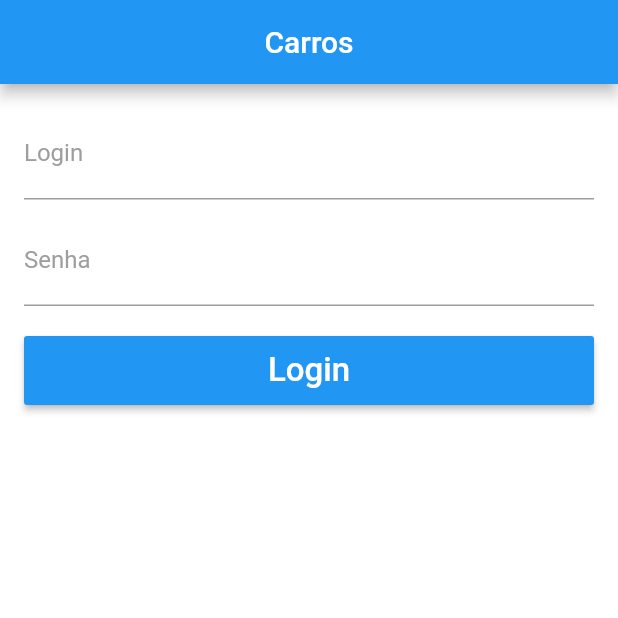
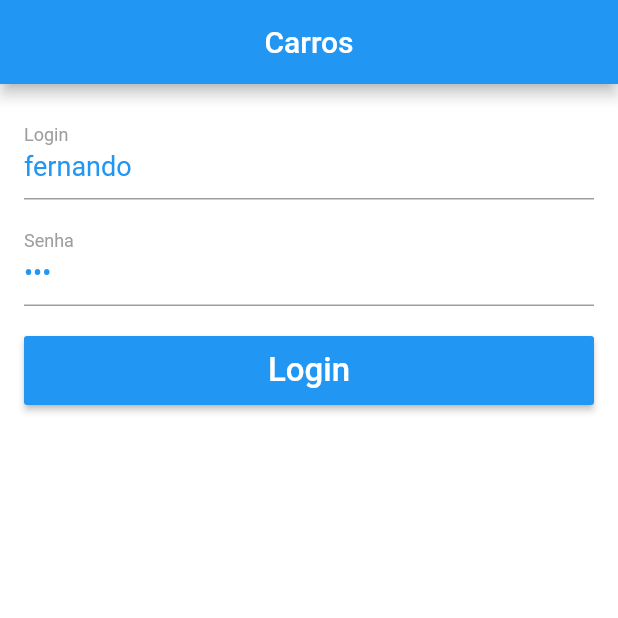
Before and after one commit to fgarcia1401/carros, a Flutter app: the screen it shows after launch, on a phone screen of 412 x 824 dp, the top half of it. Run offline on Flutter 3.47's test engine with Material 2 defaults, Android fonts, the phone set to English and light mode, and no system bars.

Commit message:
Criação de Widgets

```diff
--- a/lib/pages/login_page.dart
+++ b/lib/pages/login_page.dart
@@ -1,3 +1,5 @@
+import 'package:carros/widgets/app_button.dart';
+import 'package:carros/widgets/app_text.dart';
 import 'package:flutter/material.dart';
 
 class LoginPage extends StatefulWidget {
@@ -6,8 +8,8 @@ class LoginPage extends StatefulWidget {
 }
 
 class _LoginPageState extends State<LoginPage> {
-  final _tLogin = TextEditingController();
-  final _tSenha = TextEditingController();
+  final _tLogin = TextEditingController(text: "fernando");
+  final _tSenha = TextEditingController(text: "123");
 
   final _formKey = GlobalKey<FormState>();
   final _focusSenha = FocusNode();
@@ -30,16 +32,18 @@ class _LoginPageState extends State<LoginPage> {
         padding: EdgeInsets.all(16),
         child: ListView(
           children: <Widget>[
-            _text("Login", "Digite o login",
+            AppText("Login",
+                "Digite o login",
                 controller: _tLogin,
                 validator: _validateLogin,
                 keyboardType: TextInputType.emailAddress,
                 textInputAction: TextInputAction.next,
-                nextFocus: _focusSenha),
+                nextFocus: _focusSenha
+            ),
             SizedBox(
               height: 10,
             ),
-            _text(
+            AppText(
               "Senha",
               "Digite a senha",
               password: true,
@@ -52,58 +56,11 @@ class _LoginPageState extends State<LoginPage> {
             SizedBox(
               height: 20,
             ),
-            _button("Login", _onClickLogin)
+            AppButton("Login",
+                onPressed: () => _onClickLogin(),
+            )
           ],
         ),
-      ),
-    );
-  }
-
-  _text(String label, String hint,
-      {bool password = false,
-      TextEditingController controller,
-      FormFieldValidator<String> validator,
-      TextInputType keyboardType,
-      TextInputAction textInputAction,
-      FocusNode focusNode,
-      FocusNode nextFocus}) {
-    return TextFormField(
-      controller: controller,
-      obscureText: password,
-      validator: validator,
-      keyboardType: keyboardType,
-      textInputAction: textInputAction,
-      focusNode: focusNode,
-      onFieldSubmitted: (String text) {
-        if (nextFocus != null) {
-          FocusScope.of(context).requestFocus(nextFocus);
-        }
-      },
-      style: TextStyle(
-        fontSize: 18,
-        color: Colors.blue,
-      ),
-      decoration: InputDecoration(
-          labelText: label,
-          labelStyle: TextStyle(fontSize: 16, color: Colors.grey),
-          hintText: hint,
-          hintStyle: TextStyle(color: Colors.green)),
-    );
-  }
-
-  _button(String text, Function onPressed) {
-    return Container(
-      height: 46,
-      child: RaisedButton(
-        color: Colors.blue,
-        child: Text(
-          "Login",
-          style: TextStyle(
-            color: Colors.white,
-            fontSize: 22,
-          ),
-        ),
-        onPressed: onPressed,
       ),
     );
   }
@@ -136,4 +93,9 @@ class _LoginPageState extends State<LoginPage> {
     }
     return null;
   }
+
+  @override
+  void dispose() {
+    super.dispose();
+  }
 }
--- /dev/null
+++ b/lib/widgets/app_button.dart
@@ -0,0 +1,26 @@
+import 'package:flutter/material.dart';
+
+class AppButton extends StatelessWidget {
+  String text;
+  Function onPressed;
+
+  AppButton(this.text, {this.onPressed});
+
+  @override
+  Widget build(BuildContext context) {
+    return Container(
+      height: 46,
+      child: RaisedButton(
+        color: Colors.blue,
+        child: Text(
+          text,
+          style: TextStyle(
+            color: Colors.white,
+            fontSize: 22,
+          ),
+        ),
+        onPressed: onPressed,
+      ),
+    );
+  }
+}
--- /dev/null
+++ b/lib/widgets/app_text.dart
@@ -0,0 +1,53 @@
+import 'package:flutter/material.dart';
+
+
+class AppText extends StatelessWidget {
+
+  String label;
+  String hint;
+  bool password;
+  TextEditingController controller;
+  FormFieldValidator<String> validator;
+  TextInputType keyboardType;
+  TextInputAction textInputAction;
+  FocusNode focusNode;
+  FocusNode nextFocus;
+
+  AppText(
+      this.label,
+      this.hint, {
+      this.password = false,
+      this.controller,
+      this.validator,
+      this.keyboardType,
+      this.textInputAction,
+      this.focusNode,
+      this.nextFocus,
+   });
+
+  @override
+  Widget build(BuildContext context) {
+    return TextFormField(
+      controller: controller,
+      obscureText: password,
+      validator: validator,
+      keyboardType: keyboardType,
+      textInputAction: textInputAction,
+      focusNode: focusNode,
+      onFieldSubmitted: (String text) {
+        if (nextFocus != null) {
+          FocusScope.of(context).requestFocus(nextFocus);
+        }
+      },
+      style: TextStyle(
+        fontSize: 18,
+        color: Colors.blue,
+      ),
+      decoration: InputDecoration(
+          labelText: label,
+          labelStyle: TextStyle(fontSize: 16, color: Colors.grey),
+          hintText: hint,
+          hintStyle: TextStyle(color: Colors.green)),
+    );
+  }
+}
```
